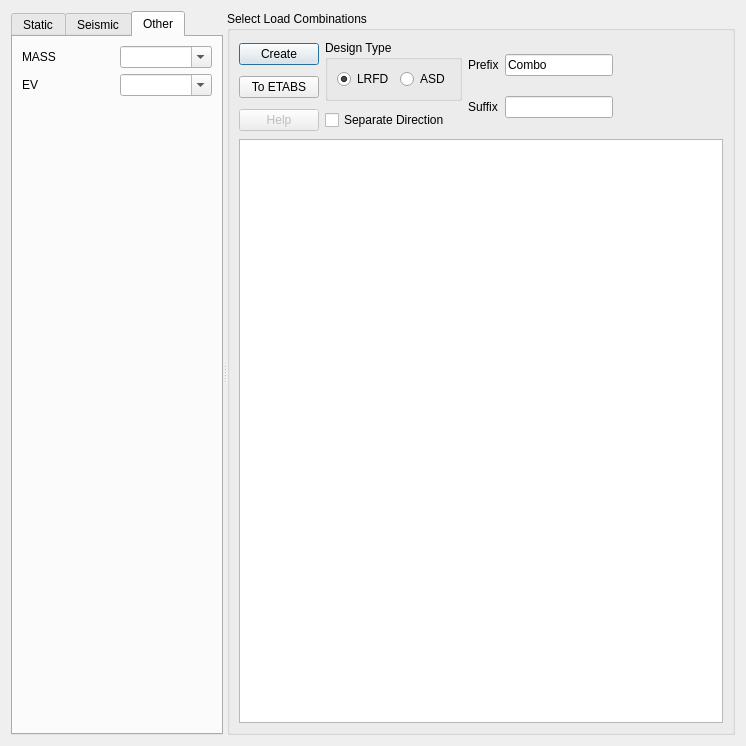
Old version of the form widgets/define/create_load_combinations.ui in the repository ebrahimraeyat/civilTools.
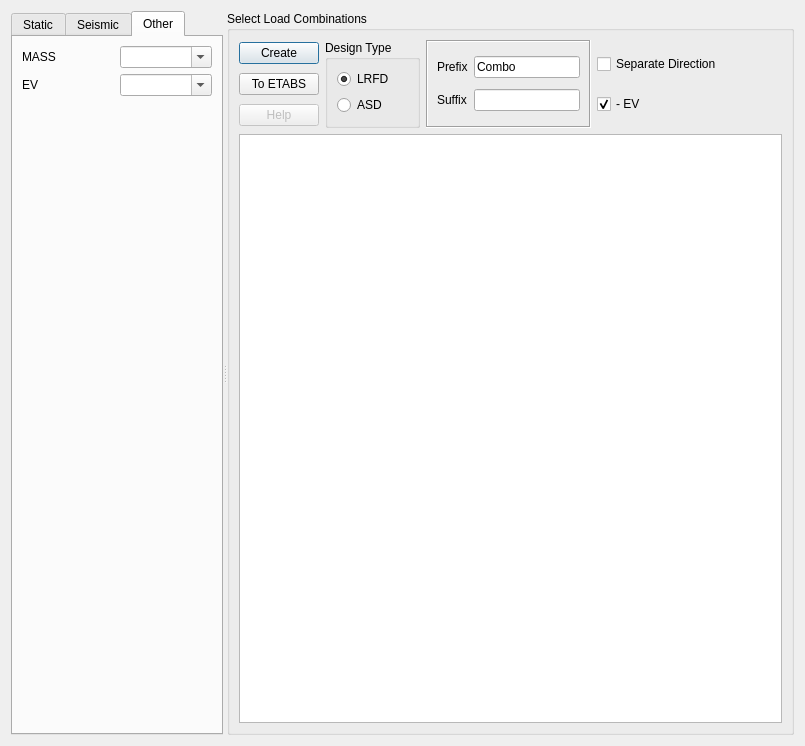
New version of the form. The open tabs and pages were chosen to show the change. Icons and pictures are not drawn.

Commit message: Allow not consider -EV in creating load combinations

What changed in the file:
```diff
--- a/widgets/define/create_load_combinations.ui
+++ b/widgets/define/create_load_combinations.ui
@@ -6,7 +6,7 @@
    <rect>
     <x>0</x>
     <y>0</y>
-    <width>746</width>
+    <width>805</width>
     <height>746</height>
    </rect>
   </property>
@@ -20,7 +20,7 @@
   <property name="windowOpacity">
    <double>1.000000000000000</double>
   </property>
-  <layout class="QVBoxLayout" name="verticalLayout_2">
+  <layout class="QHBoxLayout" name="horizontalLayout">
    <item>
     <widget class="QSplitter" name="splitter">
      <property name="orientation">
@@ -560,6 +560,32 @@
        <string>Select Load Combinations</string>
       </property>
       <layout class="QGridLayout" name="gridLayout_6">
+       <item row="0" column="1" rowspan="3">
+        <widget class="QGroupBox" name="groupBox_9">
+         <property name="title">
+          <string>Design Type</string>
+         </property>
+         <layout class="QVBoxLayout" name="verticalLayout_2">
+          <item>
+           <widget class="QRadioButton" name="lrfd">
+            <property name="text">
+             <string>LRFD</string>
+            </property>
+            <property name="checked">
+             <bool>true</bool>
+            </property>
+           </widget>
+          </item>
+          <item>
+           <widget class="QRadioButton" name="asd">
+            <property name="text">
+             <string>ASD</string>
+            </property>
+           </widget>
+          </item>
+         </layout>
+        </widget>
+       </item>
        <item row="0" column="0">
         <widget class="QPushButton" name="create_button">
          <property name="text">
@@ -571,39 +597,21 @@
          </property>
         </widget>
        </item>
-       <item row="0" column="2" rowspan="3">
-        <layout class="QGridLayout" name="gridLayout_5">
-         <item row="0" column="0">
-          <widget class="QLabel" name="label_3">
-           <property name="text">
-            <string>Prefix</string>
-           </property>
-          </widget>
-         </item>
-         <item row="0" column="1">
-          <widget class="QLineEdit" name="prefix">
-           <property name="text">
-            <string>Combo</string>
-           </property>
-          </widget>
-         </item>
-         <item row="1" column="0">
-          <widget class="QLabel" name="label_4">
-           <property name="text">
-            <string>Suffix</string>
-           </property>
-          </widget>
-         </item>
-         <item row="1" column="1">
-          <widget class="QLineEdit" name="suffix">
-           <property name="text">
-            <string/>
-           </property>
-          </widget>
-         </item>
-        </layout>
+       <item row="1" column="0">
+        <widget class="QPushButton" name="export_to_etabs_button">
+         <property name="toolTip">
+          <string>Export Selected Load Combinations To ETABS Model</string>
+         </property>
+         <property name="text">
+          <string>To ETABS</string>
+         </property>
+         <property name="icon">
+          <iconset resource="../../civiltools.qrc">
+           <normaloff>:/civiltools/images/etabs.png</normaloff>:/civiltools/images/etabs.png</iconset>
+         </property>
+        </widget>
        </item>
-       <item row="0" column="4" rowspan="3">
+       <item row="0" column="6" rowspan="3">
         <spacer name="horizontalSpacer">
          <property name="orientation">
           <enum>Qt::Horizontal</enum>
@@ -630,21 +638,7 @@
          </property>
         </widget>
        </item>
-       <item row="1" column="0">
-        <widget class="QPushButton" name="export_to_etabs_button">
-         <property name="toolTip">
-          <string>Export Selected Load Combinations To ETABS Model</string>
-         </property>
-         <property name="text">
-          <string>To ETABS</string>
-         </property>
-         <property name="icon">
-          <iconset resource="../../civiltools.qrc">
-           <normaloff>:/civiltools/images/etabs.png</normaloff>:/civiltools/images/etabs.png</iconset>
-         </property>
-        </widget>
-       </item>
-       <item row="4" column="0" colspan="5">
+       <item row="3" column="0" colspan="7">
         <widget class="QTreeView" name="load_combinations_view">
          <property name="alternatingRowColors">
           <bool>false</bool>
@@ -666,37 +660,65 @@
          </attribute>
         </widget>
        </item>
-       <item row="0" column="1" rowspan="2">
-        <widget class="QGroupBox" name="groupBox_9">
-         <property name="title">
-          <string>Design Type</string>
-         </property>
-         <layout class="QHBoxLayout" name="horizontalLayout_2">
-          <item>
-           <widget class="QRadioButton" name="lrfd">
-            <property name="text">
-             <string>LRFD</string>
-            </property>
-            <property name="checked">
-             <bool>true</bool>
-            </property>
-           </widget>
-          </item>
-          <item>
-           <widget class="QRadioButton" name="asd">
-            <property name="text">
-             <string>ASD</string>
-            </property>
-           </widget>
-          </item>
-         </layout>
-        </widget>
+       <item row="0" column="3" rowspan="3">
+        <layout class="QVBoxLayout" name="verticalLayout_3">
+         <item>
+          <widget class="QCheckBox" name="separate_direction">
+           <property name="text">
+            <string>Separate Direction</string>
+           </property>
+          </widget>
+         </item>
+         <item>
+          <widget class="QCheckBox" name="ev_negative">
+           <property name="text">
+            <string>- EV</string>
+           </property>
+           <property name="checked">
+            <bool>true</bool>
+           </property>
+          </widget>
+         </item>
+        </layout>
        </item>
-       <item row="2" column="1">
-        <widget class="QCheckBox" name="separate_direction">
-         <property name="text">
-          <string>Separate Direction</string>
+       <item row="0" column="2" rowspan="3">
+        <widget class="QFrame" name="frame">
+         <property name="frameShape">
+          <enum>QFrame::Box</enum>
          </property>
+         <property name="frameShadow">
+          <enum>QFrame::Sunken</enum>
+         </property>
+         <layout class="QGridLayout" name="gridLayout_5">
+          <item row="0" column="0">
+           <widget class="QLabel" name="label_6">
+            <property name="text">
+             <string>Prefix</string>
+            </property>
+           </widget>
+          </item>
+          <item row="0" column="1">
+           <widget class="QLineEdit" name="prefix">
+            <property name="text">
+             <string>Combo</string>
+            </property>
+           </widget>
+          </item>
+          <item row="1" column="0">
+           <widget class="QLabel" name="label_5">
+            <property name="text">
+             <string>Suffix</string>
+            </property>
+           </widget>
+          </item>
+          <item row="1" column="1">
+           <widget class="QLineEdit" name="suffix">
+            <property name="text">
+             <string/>
+            </property>
+           </widget>
+          </item>
+         </layout>
         </widget>
        </item>
       </layout>
```
Left out of the diff: 30 changed lines with no effect on the pictures. The commit also changes 1 other file.
